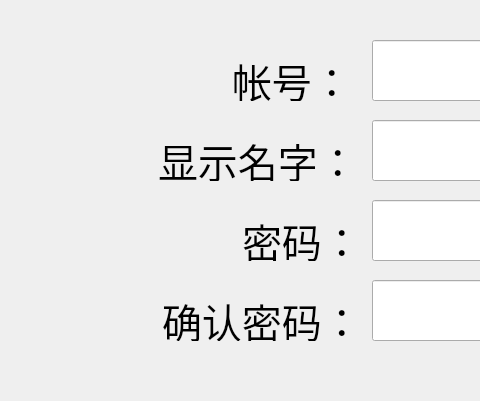
First picture: the form in Setup/updateuser.ui, repository yingzhihua/DxHS-C, before the edit; both pictures show x 242 to 722 and y 160 to 561 of the 1157 by 898 pixel window.
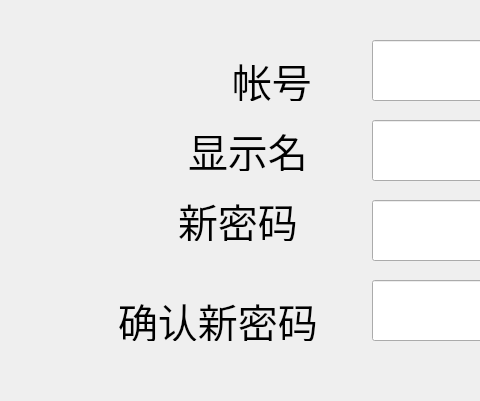
Second picture: the form after the edit. Icons and pictures are not drawn.

```diff
--- a/Setup/updateuser.ui
+++ b/Setup/updateuser.ui
@@ -24,9 +24,9 @@
   <widget class="QLabel" name="label_edituser_pwd_2">
    <property name="geometry">
     <rect>
-     <x>404</x>
+     <x>360</x>
      <y>460</y>
-     <width>191</width>
+     <width>221</width>
      <height>41</height>
     </rect>
    </property>
@@ -36,7 +36,7 @@
     </font>
    </property>
    <property name="text">
-    <string>确认密码：</string>
+    <string>确认新密码</string>
    </property>
   </widget>
   <widget class="QLineEdit" name="lEdit_edituser_user">
@@ -72,9 +72,9 @@
   <widget class="QLabel" name="label_edituser_disp_name">
    <property name="geometry">
     <rect>
-     <x>400</x>
-     <y>300</y>
-     <width>191</width>
+     <x>430</x>
+     <y>290</y>
+     <width>131</width>
      <height>41</height>
     </rect>
    </property>
@@ -84,14 +84,14 @@
     </font>
    </property>
    <property name="text">
-    <string>显示名字：</string>
+    <string>显示名</string>
    </property>
   </widget>
   <widget class="QLabel" name="label_edituser_pwd">
    <property name="geometry">
     <rect>
-     <x>484</x>
-     <y>380</y>
+     <x>420</x>
+     <y>360</y>
      <width>121</width>
      <height>41</height>
     </rect>
@@ -102,7 +102,7 @@
     </font>
    </property>
    <property name="text">
-    <string>密码：</string>
+    <string>新密码</string>
    </property>
   </widget>
   <widget class="QCheckBox" name="cBox_edituser_type">
@@ -207,7 +207,7 @@
     </font>
    </property>
    <property name="text">
-    <string>帐号：</string>
+    <string>帐号</string>
    </property>
   </widget>
   <widget class="QLineEdit" name="lEdit_edituser_pwd">
@@ -225,6 +225,34 @@
     </font>
    </property>
   </widget>
+  <widget class="QLabel" name="label_background">
+   <property name="geometry">
+    <rect>
+     <x>340</x>
+     <y>150</y>
+     <width>711</width>
+     <height>471</height>
+    </rect>
+   </property>
+   <property name="styleSheet">
+    <string notr="true">background-image: url(:/images/loginbk.png);</string>
+   </property>
+   <property name="text">
+    <string/>
+   </property>
+  </widget>
+  <zorder>label_background</zorder>
+  <zorder>label_edituser_pwd_2</zorder>
+  <zorder>lEdit_edituser_user</zorder>
+  <zorder>lEdit_edituser_disp_name</zorder>
+  <zorder>label_edituser_disp_name</zorder>
+  <zorder>label_edituser_pwd</zorder>
+  <zorder>cBox_edituser_type</zorder>
+  <zorder>pButton_edituser_ok</zorder>
+  <zorder>pButton_edituser_back</zorder>
+  <zorder>lEdit_edituser_pwd_2</zorder>
+  <zorder>label_edituser_user</zorder>
+  <zorder>lEdit_edituser_pwd</zorder>
  </widget>
  <resources/>
  <connections/>
```
